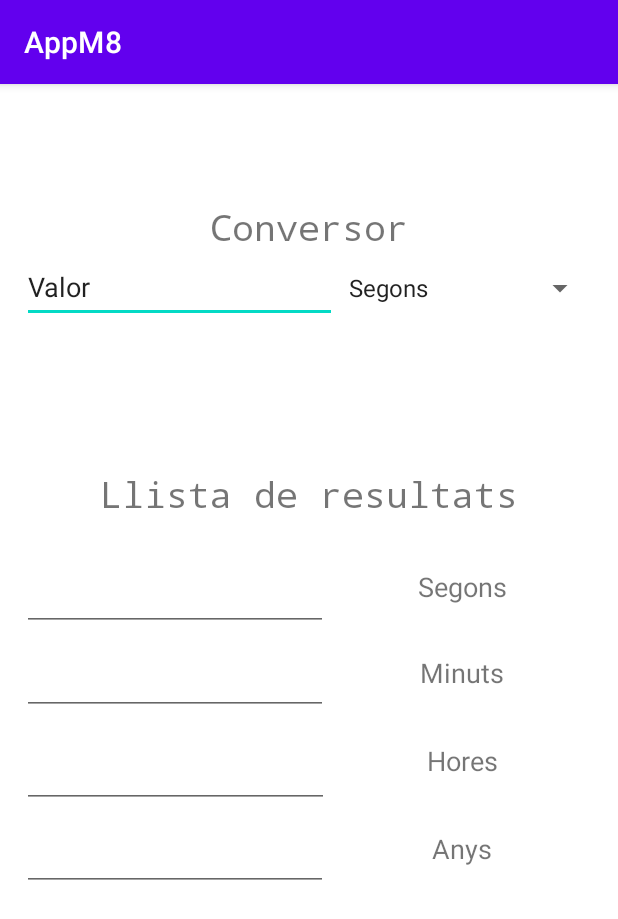
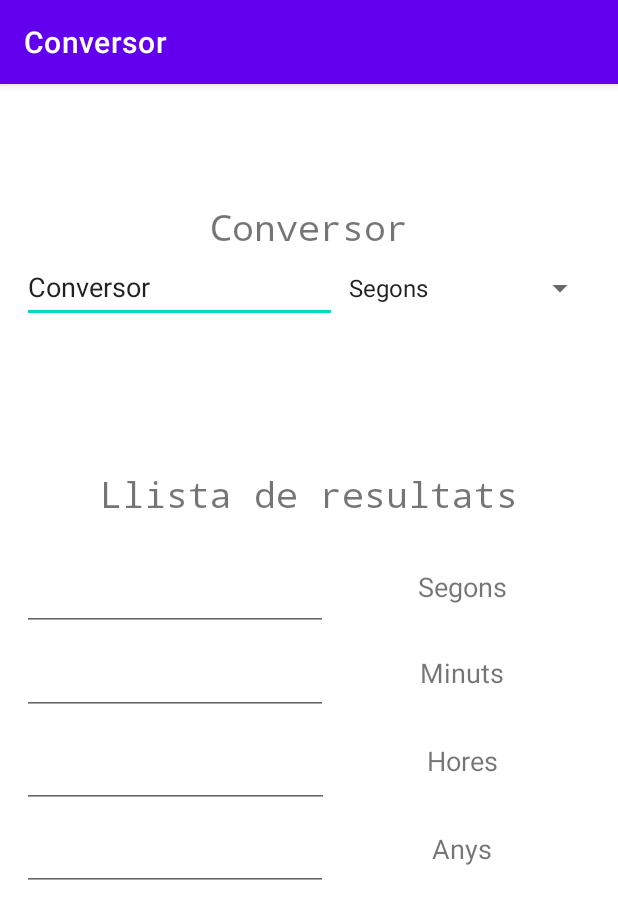
Before and after one commit to GuillemBSK/M8App, an Android app: the screen it shows after launch (MainActivity), on a phone screen of 412 x 824 dp. Shown: the top 919 px of the screen. Run offline under Robolectric (Android 15) with nearby library versions, the phone set to English and light mode, and no system bars.

```diff
--- a/app/src/main/res/layout/activity_main.xml
+++ b/app/src/main/res/layout/activity_main.xml
@@ -24,7 +24,7 @@
             android:layout_width="match_parent"
             android:layout_height="wrap_content"
             android:fontFamily="monospace"
-            android:text="Conversor"
+            android:text="@string/conversor"
             android:textAlignment="center"
             android:textSize="24sp" />
 
@@ -44,7 +44,7 @@
                 android:ems="10"
                 android:inputType="textPersonName"
                 android:minHeight="48dp"
-                android:text="Valor" />
+                android:text="@string/app_name" />
 
             <Spinner
                 android:id="@+id/ValorSpinner"
@@ -75,7 +75,7 @@
                 android:layout_height="wrap_content"
                 android:layout_weight="1"
                 android:fontFamily="monospace"
-                android:text="Llista de resultats"
+                android:text="@string/Llista_Resultats"
                 android:textAlignment="center"
                 android:textSize="24sp" />
 
@@ -107,7 +107,7 @@
                     android:layout_height="wrap_content"
                     android:layout_weight="1"
                     android:accessibilityLiveRegion="none"
-                    android:text="Segons"
+                    android:text="@string/Segons_TV"
                     android:textAlignment="center"
                     android:textSize="18sp"
                     android:verticalScrollbarPosition="defaultPosition" />
@@ -134,7 +134,7 @@
                     android:layout_width="wrap_content"
                     android:layout_height="wrap_content"
                     android:layout_weight="1"
-                    android:text="Minuts"
+                    android:text="@string/Minuts_TV"
                     android:textAlignment="center"
                     android:textSize="18sp" />
             </LinearLayout>
@@ -160,7 +160,7 @@
                     android:layout_width="wrap_content"
                     android:layout_height="wrap_content"
                     android:layout_weight="1"
-                    android:text="Hores"
+                    android:text="@string/Hores_TV"
                     android:textAlignment="center"
                     android:textSize="18sp" />
             </LinearLayout>
@@ -186,7 +186,7 @@
                     android:layout_width="wrap_content"
                     android:layout_height="wrap_content"
                     android:layout_weight="1"
-                    android:text="Anys"
+                    android:text="@string/Anys_TV"
                     android:textAlignment="center"
                     android:textSize="18sp" />
             </LinearLayout>
--- a/app/src/main/res/values/strings.xml
+++ b/app/src/main/res/values/strings.xml
@@ -1,4 +1,10 @@
 <resources>
-    <string name="app_name">AppM8</string>
+    <string name="app_name">Conversor</string>
     <string name="conversor">Conversor</string>
+    <string name="Llista_Resultats">Llista de resultats</string>
+
+    <string name="Segons_TV">Segons</string>
+    <string name="Minuts_TV">Minuts</string>
+    <string name="Hores_TV">Hores</string>
+    <string name="Anys_TV">Anys</string>
 </resources>
```
Also changed, not shown: 2 other files.
